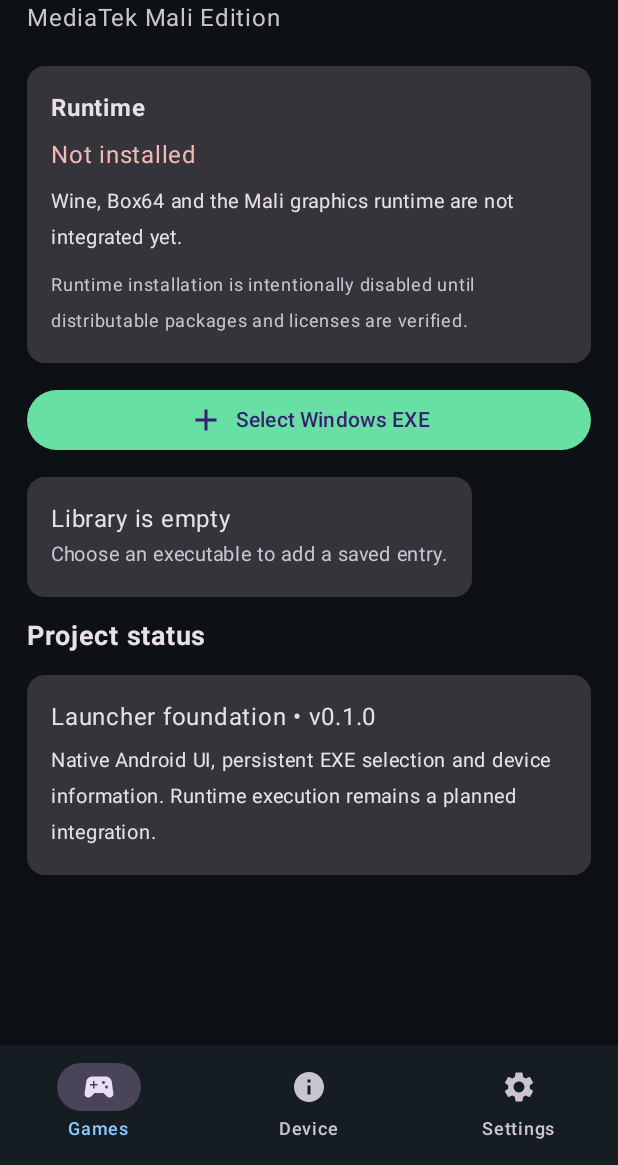
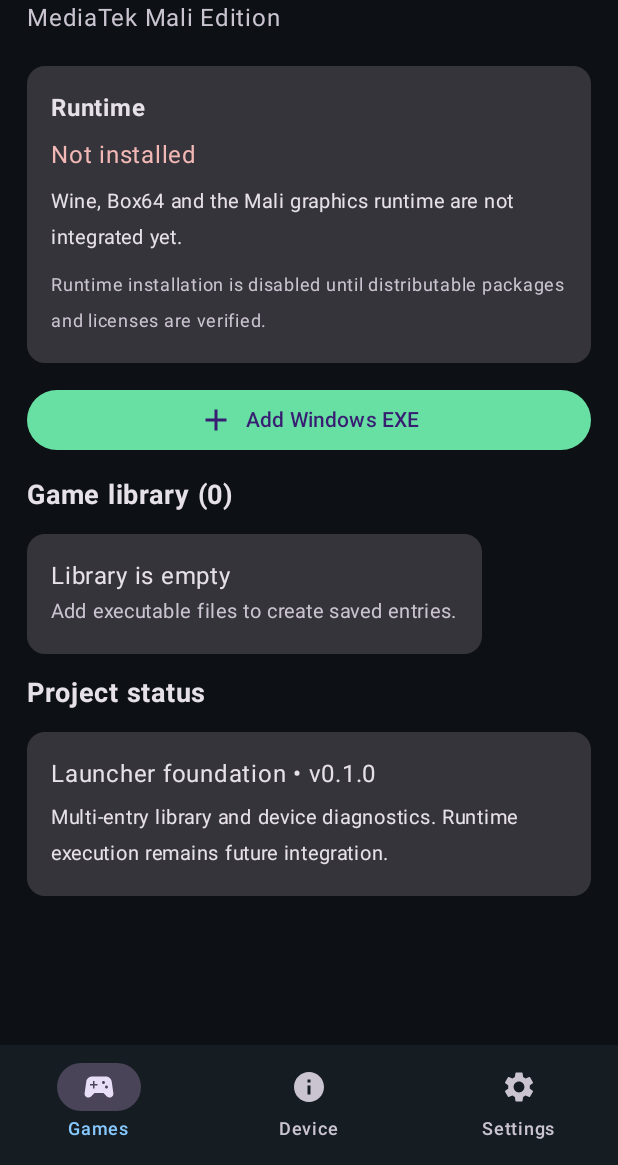
Before and after one commit to suisuisui734-spec/MTK-Winlator, an Android app built with Jetpack Compose: the screen it shows after launch (MainActivity), on a phone screen of 412 x 824 dp, the part 71-1236 px from its top. Run offline under Robolectric (Android 15) with nearby library versions, the phone set to English and light mode, and no system bars.

Commit message:
Add persistent multi-entry executable library

```diff
--- a/app/src/main/java/com/mtk/winlator/MainActivity.kt
+++ b/app/src/main/java/com/mtk/winlator/MainActivity.kt
@@ -32,22 +32,34 @@ import androidx.compose.ui.graphics.Color
 import androidx.compose.ui.text.font.FontWeight
 import androidx.compose.ui.unit.dp
 import androidx.compose.ui.unit.sp
+import org.json.JSONArray
+import org.json.JSONObject
+import com.mtk.winlator.library.GameEntry
 
 class MainActivity : ComponentActivity() {
     private val prefs by lazy { getSharedPreferences("mtk_winlator", MODE_PRIVATE) }
-    private var selectedUri by mutableStateOf<String?>(null)
-    private var selectedName by mutableStateOf<String?>(null)
+    private var games by mutableStateOf<List<GameEntry>>(emptyList())
     private var profile by mutableStateOf("Balanced")
 
     private val exePicker = registerForActivityResult(ActivityResultContracts.OpenDocument()) { uri ->
         uri?.let {
             runCatching { contentResolver.takePersistableUriPermission(it, Intent.FLAG_GRANT_READ_URI_PERMISSION) }
-            selectedUri = it.toString()
-            selectedName = queryDisplayName(it) ?: it.lastPathSegment ?: "Selected executable"
-            prefs.edit().putString("exe_uri", it.toString()).putString("exe_name", selectedName).apply()
+            val uriText = it.toString()
+            val title = queryDisplayName(it) ?: it.lastPathSegment ?: "Selected executable"
+            if (games.none { game -> game.executableUri == uriText }) { games = games + GameEntry(uriText, title, uriText); saveGames(games) }
         }
     }
 
+    private fun saveGames(entries: List<GameEntry>) {
+        val array = JSONArray()
+        entries.forEach { entry -> array.put(JSONObject().put("id", entry.id).put("title", entry.title).put("uri", entry.executableUri).put("profile", entry.profileId)) }
+        prefs.edit().putString("games_json", array.toString()).apply()
+    }
+    private fun loadGames(): List<GameEntry> = runCatching {
+        val stored = prefs.getString("games_json", null)
+        if (stored != null) { val array = JSONArray(stored); List(array.length()) { index -> array.getJSONObject(index).let { GameEntry(it.optString("id"), it.optString("title"), it.optString("uri"), it.optString("profile", "balanced")) } } }
+        else { val oldUri = prefs.getString("exe_uri", null); if (oldUri != null) listOf(GameEntry(oldUri, prefs.getString("exe_name", "Selected executable") ?: "Selected executable", oldUri)) else emptyList() }
+    }.getOrElse { emptyList() }
     private fun queryDisplayName(uri: Uri): String? = runCatching {
         contentResolver.query(uri, arrayOf(OpenableColumns.DISPLAY_NAME), null, null, null)?.use { c ->
             if (c.moveToFirst()) c.getString(0) else null
@@ -56,23 +68,20 @@ class MainActivity : ComponentActivity() {
 
     override fun onCreate(savedInstanceState: Bundle?) {
         super.onCreate(savedInstanceState)
-        selectedUri = prefs.getString("exe_uri", null)
-        selectedName = prefs.getString("exe_name", null)
+        games = loadGames()
+        if (prefs.getString("games_json", null) == null && games.isNotEmpty()) saveGames(games)
         profile = prefs.getString("profile", "Balanced") ?: "Balanced"
         setContent {
-            MTKApp(selectedName, selectedUri, profile,
+            MTKApp(games, profile,
                 onPickExe = { exePicker.launch(arrayOf("*/*")) },
-                onClearExe = {
-                    selectedUri = null; selectedName = null
-                    prefs.edit().remove("exe_uri").remove("exe_name").apply()
-                },
+                onRemove = { entry -> games = games.filterNot { it.id == entry.id }; saveGames(games) },
                 onProfile = { p -> profile = p; prefs.edit().putString("profile", p).apply() })
         }
     }
 }
 
 @Composable
-private fun MTKApp(exeName: String?, exeUri: String?, profile: String, onPickExe: () -> Unit, onClearExe: () -> Unit, onProfile: (String) -> Unit) {
+private fun MTKApp(games: List<GameEntry>, profile: String, onPickExe: () -> Unit, onRemove: (GameEntry) -> Unit, onProfile: (String) -> Unit) {
     var page by remember { mutableIntStateOf(0) }
     val scheme = darkColorScheme(primary = Color(0xFF68DFA3), secondary = Color(0xFF87C8FF), background = Color(0xFF0D1115), surface = Color(0xFF151C22))
     MaterialTheme(colorScheme = scheme) {
@@ -84,7 +93,7 @@ private fun MTKApp(exeName: String?, exeUri: String?, profile: String, onPickExe
             }
         }) { inset ->
             when (page) {
-                0 -> GamesPage(exeName, exeUri, onPickExe, onClearExe, Modifier.padding(inset))
+                0 -> GamesPage(games, onPickExe, onRemove, Modifier.padding(inset))
                 1 -> DevicePage(Modifier.padding(inset))
                 else -> SettingsPage(profile, onProfile, Modifier.padding(inset))
             }
@@ -99,35 +108,31 @@ private fun MTKApp(exeName: String?, exeUri: String?, profile: String, onPickExe
     }
 }
 
-@Composable private fun GamesPage(name: String?, uri: String?, pickExe: () -> Unit, clearExe: () -> Unit, modifier: Modifier = Modifier) {
+@Composable private fun GamesPage(games: List<GameEntry>, pickExe: () -> Unit, remove: (GameEntry) -> Unit, modifier: Modifier = Modifier) {
     Column(modifier.fillMaxSize().verticalScroll(rememberScrollState()).padding(18.dp), verticalArrangement = Arrangement.spacedBy(14.dp)) {
         Header("MediaTek Mali Edition")
-        Card {
-            Column(Modifier.padding(16.dp), verticalArrangement = Arrangement.spacedBy(7.dp)) {
-                Text("Runtime", fontWeight = FontWeight.Bold)
-                Text("Not installed", color = MaterialTheme.colorScheme.error)
-                Text("Wine, Box64 and the Mali graphics runtime are not integrated yet.", fontSize = 13.sp)
-                Text("Runtime installation is intentionally disabled until distributable packages and licenses are verified.", fontSize = 12.sp, color = MaterialTheme.colorScheme.onSurfaceVariant)
-            }
-        }
-        Button(onClick = pickExe, modifier = Modifier.fillMaxWidth()) { Icon(Icons.Default.Add, null); Spacer(Modifier.width(8.dp)); Text("Select Windows EXE") }
-        if (uri != null) {
-            Card {
-                Column(Modifier.padding(14.dp), verticalArrangement = Arrangement.spacedBy(8.dp)) {
-                    Text("Selected application", fontWeight = FontWeight.Bold)
-                    Text(name ?: "Executable", fontSize = 16.sp)
-                    Text(uri, fontSize = 11.sp, color = MaterialTheme.colorScheme.onSurfaceVariant)
-                    Text("Saved on this device. Execution is not implemented in this launcher build.", fontSize = 12.sp)
-                    OutlinedButton(onClick = clearExe) { Icon(Icons.Default.Delete, null); Spacer(Modifier.width(6.dp)); Text("Remove from launcher") }
-                }
-            }
-        } else {
-            Card { Column(Modifier.padding(16.dp)) { Text("Library is empty"); Text("Choose an executable to add a saved entry.", color = MaterialTheme.colorScheme.onSurfaceVariant, fontSize = 13.sp) } }
+        Card { Column(Modifier.padding(16.dp), verticalArrangement = Arrangement.spacedBy(7.dp)) {
+            Text("Runtime", fontWeight = FontWeight.Bold)
+            Text("Not installed", color = MaterialTheme.colorScheme.error)
+            Text("Wine, Box64 and the Mali graphics runtime are not integrated yet.", fontSize = 13.sp)
+            Text("Runtime installation is disabled until distributable packages and licenses are verified.", fontSize = 12.sp, color = MaterialTheme.colorScheme.onSurfaceVariant)
+        } }
+        Button(onClick = pickExe, modifier = Modifier.fillMaxWidth()) { Icon(Icons.Default.Add, null); Spacer(Modifier.width(8.dp)); Text("Add Windows EXE") }
+        Text("Game library (${games.size})", fontWeight = FontWeight.Bold, fontSize = 18.sp)
+        if (games.isEmpty()) {
+            Card { Column(Modifier.padding(16.dp)) { Text("Library is empty"); Text("Add executable files to create saved entries.", color = MaterialTheme.colorScheme.onSurfaceVariant, fontSize = 13.sp) } }
+        } else games.forEach { entry ->
+            Card { Column(Modifier.padding(14.dp), verticalArrangement = Arrangement.spacedBy(8.dp)) {
+                Text(entry.title, fontSize = 16.sp, fontWeight = FontWeight.Bold)
+                Text(entry.executableUri, fontSize = 11.sp, color = MaterialTheme.colorScheme.onSurfaceVariant)
+                Text("Saved entry • launching is not supported in this build.", fontSize = 12.sp)
+                OutlinedButton(onClick = { remove(entry) }) { Icon(Icons.Default.Delete, null); Spacer(Modifier.width(6.dp)); Text("Remove") }
+            } }
         }
         Text("Project status", fontWeight = FontWeight.Bold, fontSize = 18.sp)
         Card { Column(Modifier.padding(16.dp), verticalArrangement = Arrangement.spacedBy(5.dp)) {
             Text("Launcher foundation • v0.1.0")
-            Text("Native Android UI, persistent EXE selection and device information. Runtime execution remains a planned integration.", fontSize = 13.sp)
+            Text("Multi-entry library and device diagnostics. Runtime execution remains future integration.", fontSize = 13.sp)
         } }
     }
 }
```
